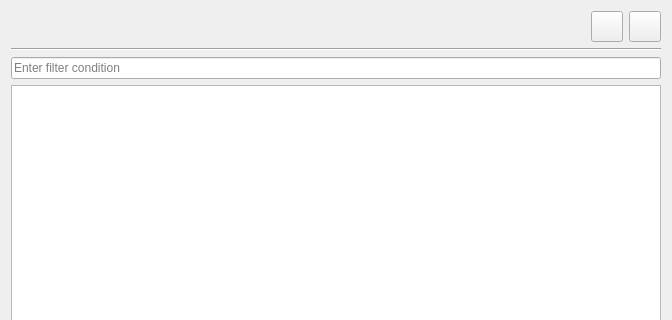
hOst1k-Top/Film-Catalog, file Film Catalog/ui/FilmCatalog.ui: the form before one commit; both pictures show x 0 to 672 and y 0 to 320 of the 672 by 554 pixel window.
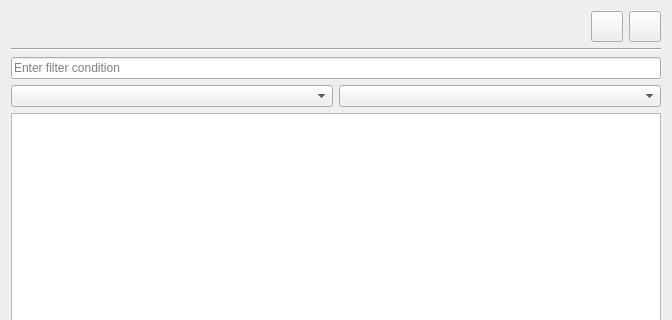
The form after the commit. Icons and pictures are not drawn.

The edit to the form file:
```diff
--- a/Film Catalog/ui/FilmCatalog.ui
+++ b/Film Catalog/ui/FilmCatalog.ui
@@ -82,6 +82,16 @@
      </property>
     </widget>
    </item>
+   <item>
+    <layout class="QHBoxLayout" name="horizontalLayout_3">
+     <item>
+      <widget class="QComboBox" name="releaseFilter"/>
+     </item>
+     <item>
+      <widget class="QComboBox" name="genreFilter"/>
+     </item>
+    </layout>
+   </item>
    <item>
     <widget class="QListWidget" name="display"/>
    </item>
```
